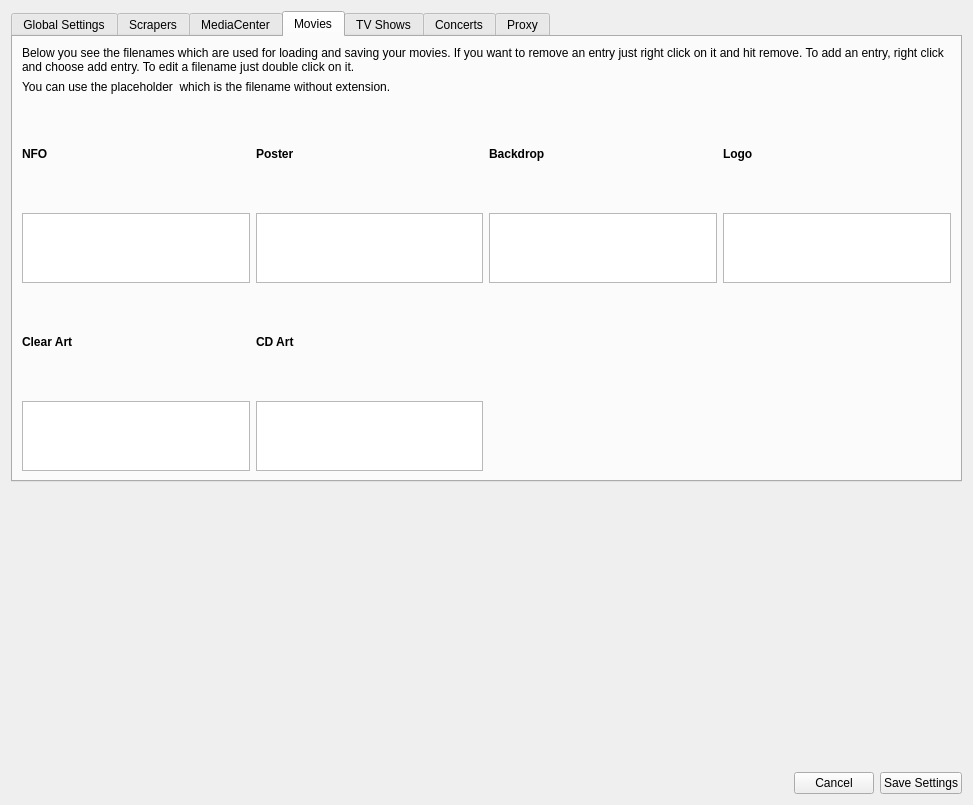
First picture: the form in settings/SettingsWidget.ui, repository Komet/MediaElch, before the edit.
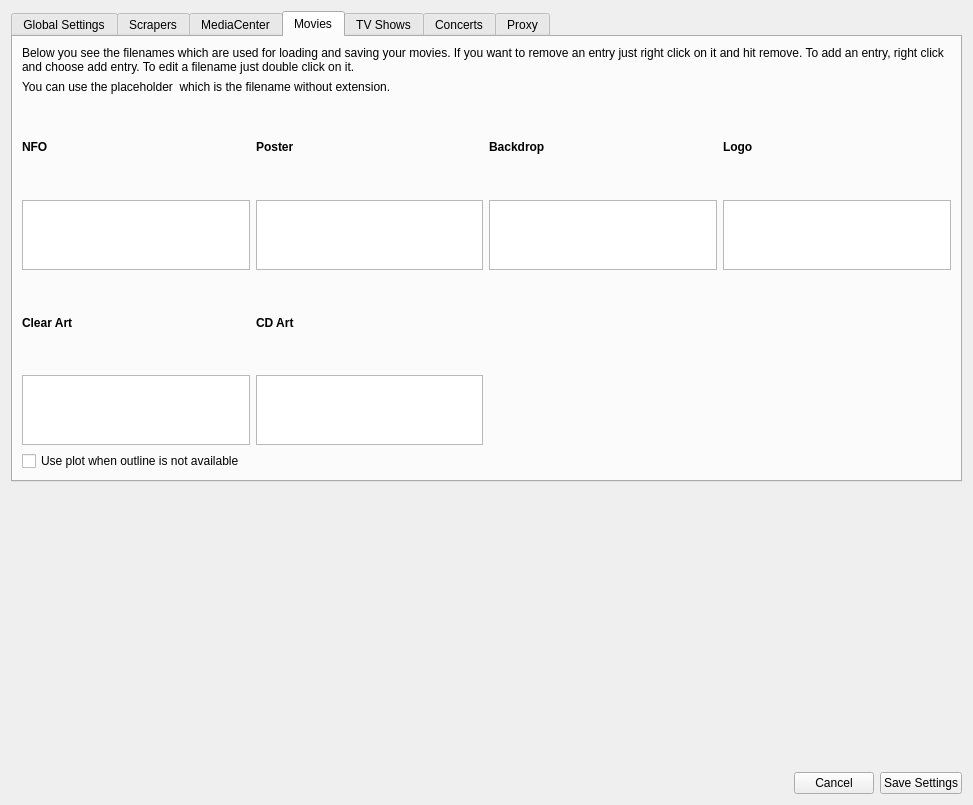
Second picture: the form after the edit. The open tabs and pages were chosen to show the change. Icons and pictures are not drawn. Custom widgets are drawn as their Qt base class.

```diff
--- a/settings/SettingsWidget.ui
+++ b/settings/SettingsWidget.ui
@@ -716,6 +716,13 @@
          </item>
         </layout>
        </item>
+       <item>
+        <widget class="QCheckBox" name="usePlotForOutline">
+         <property name="text">
+          <string>Use plot when outline is not available</string>
+         </property>
+        </widget>
+       </item>
       </layout>
      </widget>
      <widget class="QWidget" name="tab_4">
```
